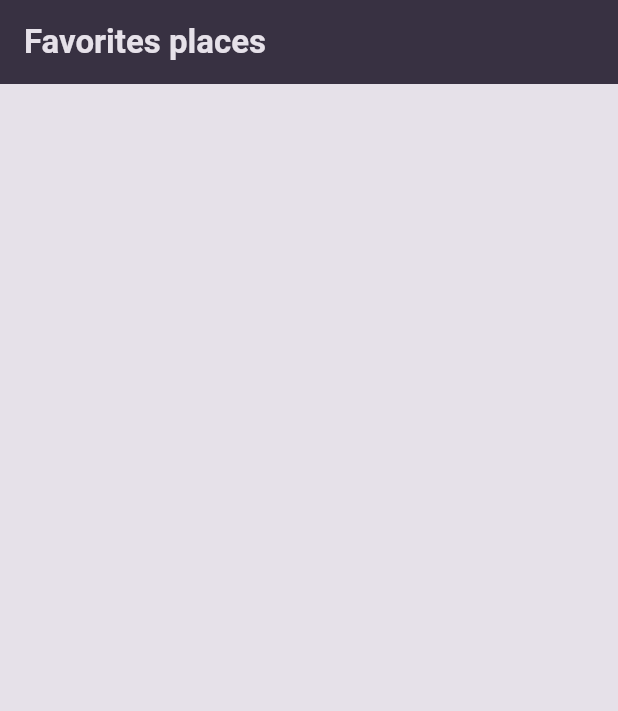
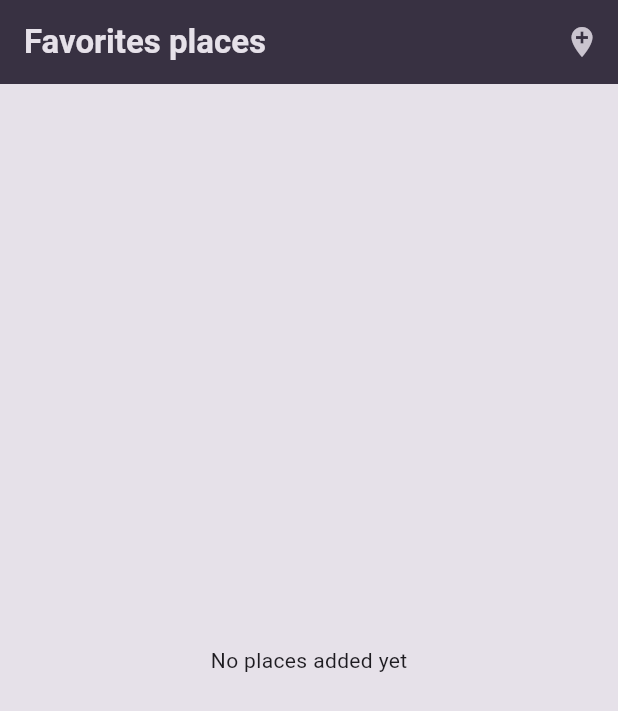
Before and after one commit to sweihmuller/Favorite_Places_App, a Flutter app: the screen it shows after launch, on a phone screen of 412 x 824 dp. Shown: the top 711 px of the screen. Run offline on Flutter 3.47's test engine with Material 3 defaults, Android fonts, the phone set to English and light mode, and no system bars; our stand-ins replace google_fonts.

Commit message:
Implement favorite places functionality

```diff
--- /dev/null
+++ b/lib/Models/favorite_places.dart
@@ -0,0 +1,9 @@
+import 'package:uuid/uuid.dart';
+
+var uuid = Uuid();
+
+class FavoritePlaces {
+  FavoritePlaces({required this.title});
+  //:id = uuid.v4()String id;
+  String title;
+}
--- a/lib/Screens/Home_Screen.dart
+++ b/lib/Screens/Home_Screen.dart
@@ -1,10 +1,57 @@
+import 'package:favorite_places_app/Models/favorite_places.dart';
+import 'package:favorite_places_app/Screens/new_favorite_place.dart';
 import 'package:flutter/material.dart';
 
-class HomeScreen extends StatelessWidget {
-  const HomeScreen({super.key});
+class HomeScreen extends StatefulWidget {
+  HomeScreen({super.key});
+  @override
+  State<HomeScreen> createState() => _HomeScreenState();
+}
+
+class _HomeScreenState extends State<HomeScreen> {
+  final List<FavoritePlaces> _favoritesPlaces = [];
+
+  void _addFavoritePlace() async {
+    final newFavoritePlace = await Navigator.of(context).push<FavoritePlaces>(
+      MaterialPageRoute(builder: ((builder) => const NewFavoritePlace())),
+    );
+
+    if (newFavoritePlace == null || newFavoritePlace.title.trim().isEmpty) {
+      return;
+    }
+
+    setState(() {
+      _favoritesPlaces.add(newFavoritePlace);
+    });
+  }
 
   @override
   Widget build(BuildContext context) {
-    return Scaffold(appBar: AppBar(title: const Text('Favorites places')));
+    return Scaffold(
+      appBar: AppBar(
+        title: const Text('Favorites places'),
+        actions: [
+          IconButton(
+            onPressed: _addFavoritePlace,
+            icon: Icon(Icons.add_location),
+          ),
+        ],
+      ),
+      body: _favoritesPlaces.isEmpty
+          ? const Center(child: Text('No places added yet'))
+          : ListView.builder(
+              itemCount: _favoritesPlaces.length,
+              itemBuilder: (ctx, index) {
+                return ListTile(
+                  title: Text(
+                    _favoritesPlaces[index].title,
+                    style: Theme.of(context).textTheme.titleLarge!.copyWith(
+                      color: Theme.of(context).colorScheme.onPrimary,
+                    ),
+                  ),
+                );
+              },
+            ),
+    );
   }
 }
--- a/lib/main.dart
+++ b/lib/main.dart
@@ -1,4 +1,4 @@
-import 'package:favorite_places_app/Screens/Home_Screen.dart';
+import 'package:favorite_places_app/Screens/home_screen.dart';
 import 'package:flutter/material.dart';
 
 import 'package:google_fonts/google_fonts.dart';
@@ -24,7 +24,7 @@ void main() {
 }
 
 class MyApp extends StatelessWidget {
-  const MyApp({Key? key}) : super(key: key);
+  const MyApp({super.key});
 
   @override
   Widget build(BuildContext context) {
--- a/pubspec.yaml
+++ b/pubspec.yaml
@@ -35,6 +35,7 @@ dependencies:
   # Use with the CupertinoIcons class for iOS style icons.
   cupertino_icons: ^1.0.8
   google_fonts: ^6.2.1
+  uuid: ^4.5.1
 
 dev_dependencies:
   flutter_test:
```
Also changed, not shown: lib/Screens/new_favorite_place.dart (added, +61 -0 lines), pubspec.lock.
